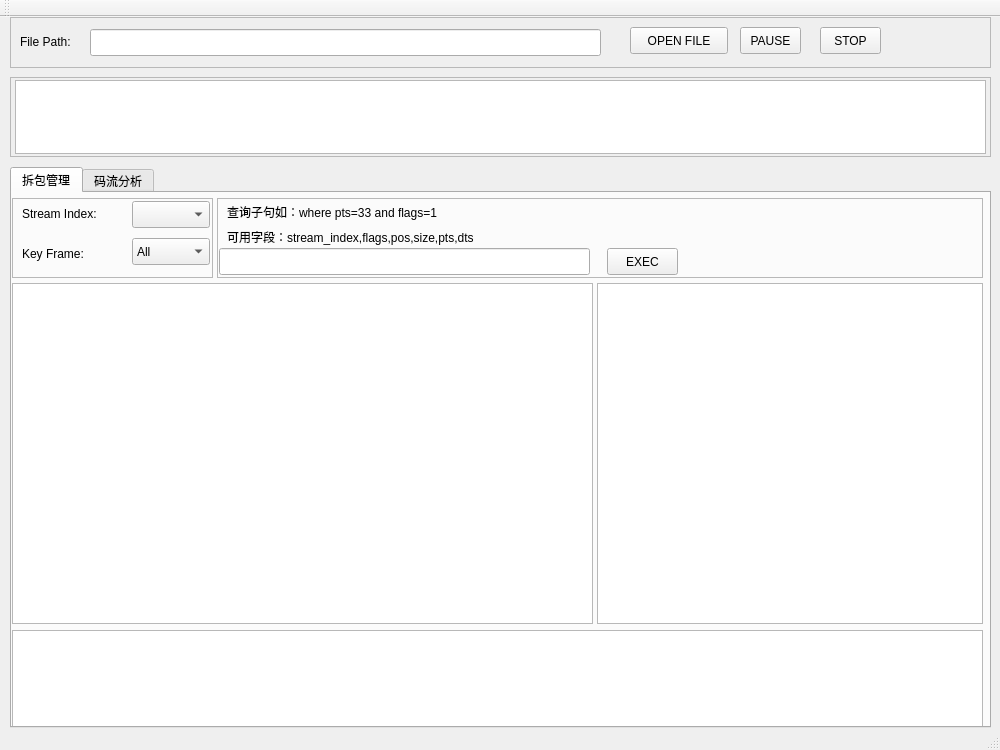
Old version of the form mainwindow.ui in the repository jingzhishen/StreamAnalysis.
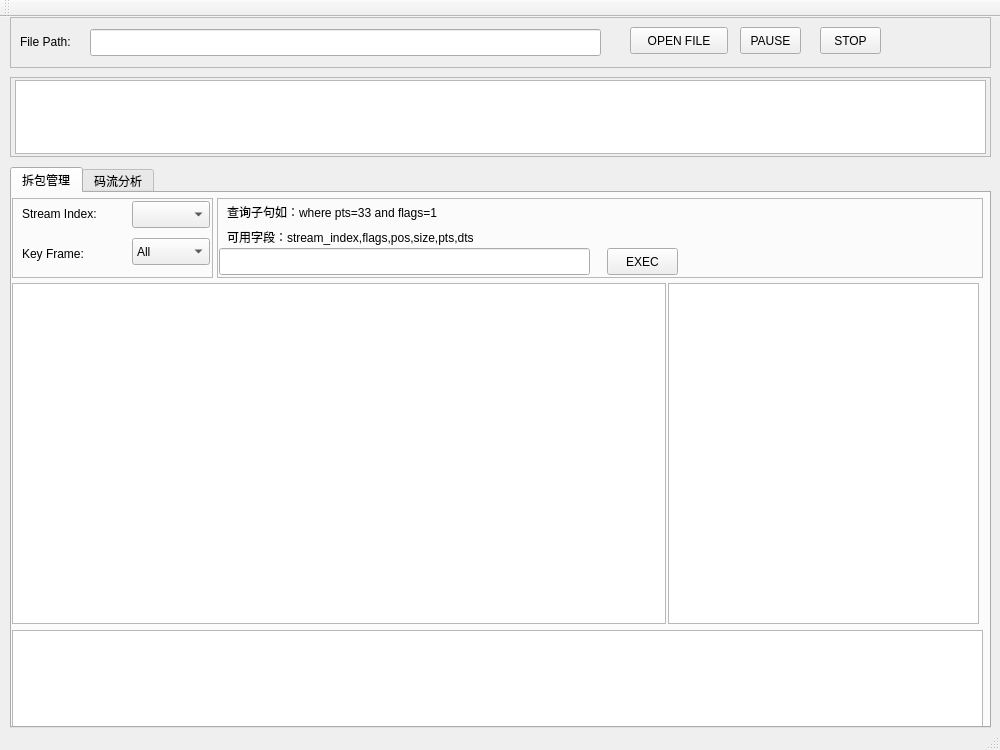
New version of the form.

What changed in the file:
```diff
--- a/mainwindow.ui
+++ b/mainwindow.ui
@@ -35,7 +35,7 @@
        <rect>
         <x>0</x>
         <y>90</y>
-        <width>581</width>
+        <width>654</width>
         <height>341</height>
        </rect>
       </property>
@@ -133,9 +133,9 @@
      <widget class="QTextEdit" name="txt_unpackinfo">
       <property name="geometry">
        <rect>
-        <x>585</x>
+        <x>656</x>
         <y>90</y>
-        <width>386</width>
+        <width>311</width>
         <height>341</height>
        </rect>
       </property>
```
